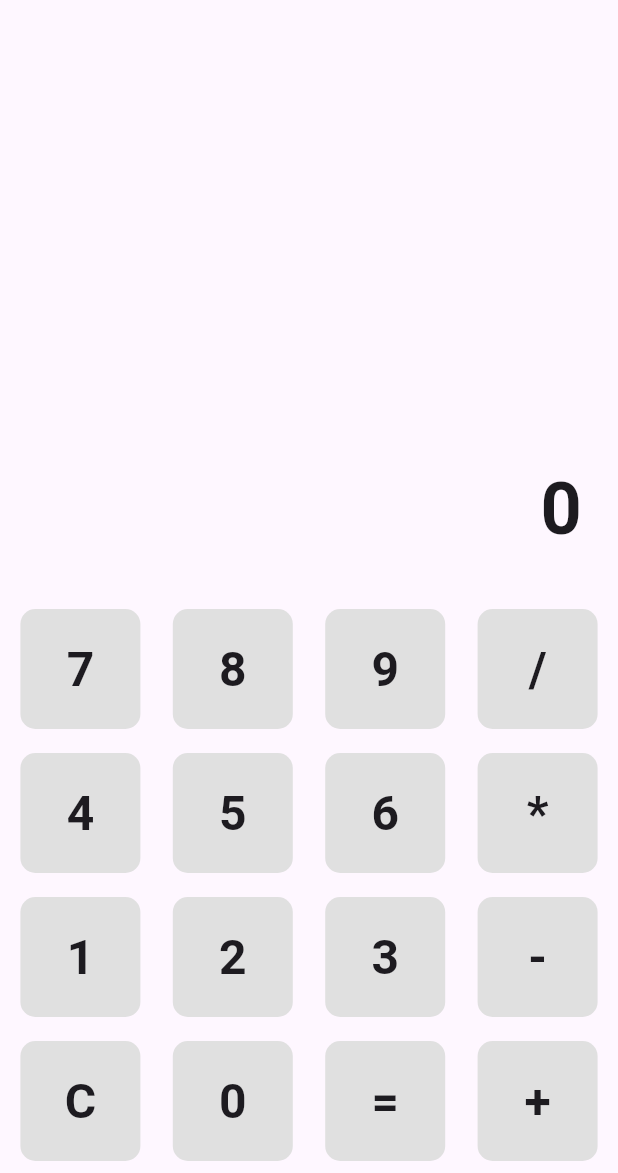
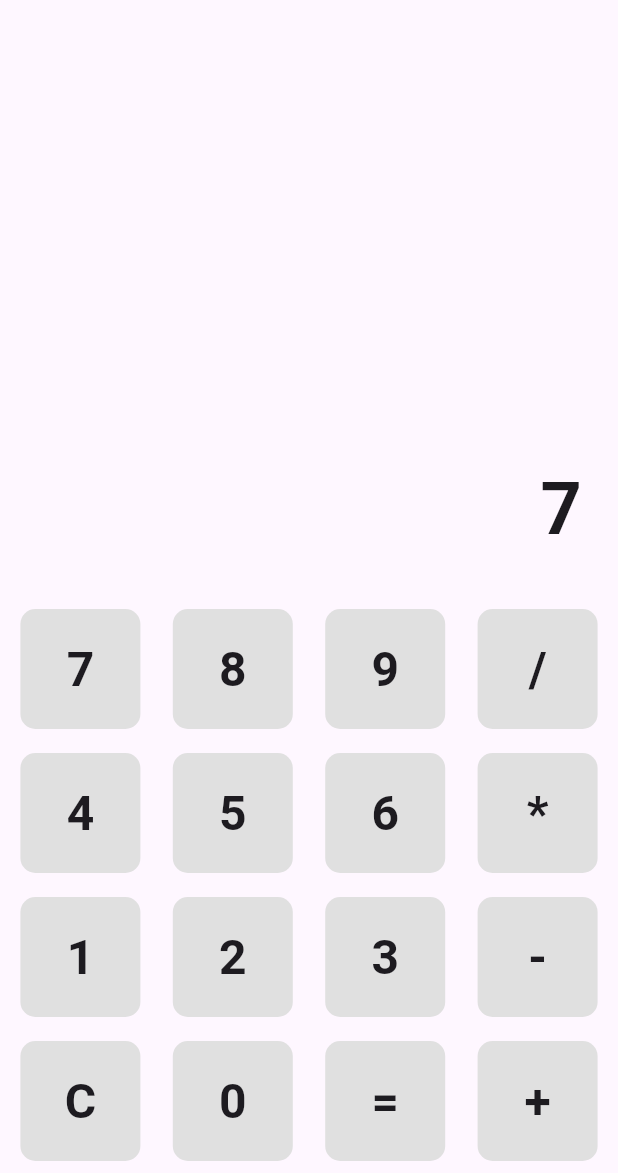
Before and after one commit to Samiz244/calapp, a Flutter app: the screen it shows after launch, after a tap on an icon or button, on a phone screen of 412 x 824 dp, the part 63-1236 px from its top. Run offline on Flutter 3.47's test engine with Material 3 defaults, Android fonts, the phone set to English and light mode, and no system bars.

Commit message:
Implement all calculator action.

```diff
--- a/lib/main.dart
+++ b/lib/main.dart
@@ -5,8 +5,6 @@ void main() {
 }
 
 class CalculatorApp extends StatelessWidget {
-  const CalculatorApp({super.key});
-
   @override
   Widget build(BuildContext context) {
     return MaterialApp(
@@ -18,36 +16,36 @@ class CalculatorApp extends StatelessWidget {
 }
 
 class CalculatorHome extends StatefulWidget {
-  const CalculatorHome({super.key});
-
   @override
   _CalculatorHomeState createState() => _CalculatorHomeState();
 }
 
 class _CalculatorHomeState extends State<CalculatorHome> {
-  String displayText = "0"; // For showing the numbers and result
+  String displayText = "0";
+  String operand1 = ""; // Stores the first operand
+  String operand2 = ""; // Stores the second operand
+  String operator = ""; // Stores the operator
+  bool isOperatorSelected = false; // Tracks if the operator is selected
 
   @override
   Widget build(BuildContext context) {
     return Scaffold(
       appBar: AppBar(
-        title: const Text('Calculator'),
+        title: Text('Calculator'),
       ),
       body: Column(
         mainAxisAlignment: MainAxisAlignment.end,
         children: [
-          // Display area
           Expanded(
             child: Container(
               alignment: Alignment.bottomRight,
-              padding: const EdgeInsets.all(24),
+              padding: EdgeInsets.all(24),
               child: Text(
                 displayText,
-                style: const TextStyle(fontSize: 48, fontWeight: FontWeight.bold),
+                style: TextStyle(fontSize: 48, fontWeight: FontWeight.bold),
               ),
             ),
           ),
-          // Number and Operator Buttons
           Row(
             mainAxisAlignment: MainAxisAlignment.spaceEvenly,
             children: [
@@ -78,7 +76,7 @@ class _CalculatorHomeState extends State<CalculatorHome> {
           Row(
             mainAxisAlignment: MainAxisAlignment.spaceEvenly,
             children: [
-              buildButton("C"), // Clear button
+              buildButton("C"),
               buildButton("0"),
               buildButton("="),
               buildButton("+"),
@@ -89,14 +87,13 @@ class _CalculatorHomeState extends State<CalculatorHome> {
     );
   }
 
-  // Helper method to create buttons
   Widget buildButton(String label) {
     return InkWell(
       onTap: () {
         onButtonPressed(label);
       },
       child: Container(
-        margin: const EdgeInsets.all(8),
+        margin: EdgeInsets.all(8),
         height: 80,
         width: 80,
         decoration: BoxDecoration(
@@ -106,7 +103,7 @@ class _CalculatorHomeState extends State<CalculatorHome> {
         child: Center(
           child: Text(
             label,
-            style: const TextStyle(fontSize: 32, fontWeight: FontWeight.bold),
+            style: TextStyle(fontSize: 32, fontWeight: FontWeight.bold),
           ),
         ),
       ),
@@ -114,6 +111,53 @@ class _CalculatorHomeState extends State<CalculatorHome> {
   }
 
   void onButtonPressed(String label) {
-    // Add logic to handle button press
+    setState(() {
+      if (label == "C") { // Clear button logic
+        displayText = "0";
+        operand1 = "";
+        operand2 = "";
+        operator = "";
+        isOperatorSelected = false;
+      } else if (label == "=") { // Equals button logic
+        if (operand1.isNotEmpty && operand2.isNotEmpty && operator.isNotEmpty) {
+          double result = calculate();
+          displayText = result.toString();
+          operand1 = result.toString(); // Store result as operand1 for further calculations
+          operand2 = "";
+          operator = "";
+          isOperatorSelected = false;
+        }
+      } else if ("+-*/".contains(label)) { // Operator button logic
+        if (operand1.isNotEmpty) {
+          operator = label;
+          isOperatorSelected = true;
+        }
+      } else { // Number button logic
+        if (isOperatorSelected) { // Append to operand2 if an operator is already selected
+          operand2 += label;
+          displayText = operand2;
+        } else { // Append to operand1
+          operand1 += label;
+          displayText = operand1;
+        }
+      }
+    });
+  }
+
+  double calculate() {
+    double num1 = double.parse(operand1);
+    double num2 = double.parse(operand2);
+    switch (operator) {
+      case "+":
+        return num1 + num2;
+      case "-":
+        return num1 - num2;
+      case "*":
+        return num1 * num2;
+      case "/":
+        return num2 != 0 ? num1 / num2 : double.infinity; // Handle division by zero
+      default:
+        return 0.0;
+    }
   }
 }
```
